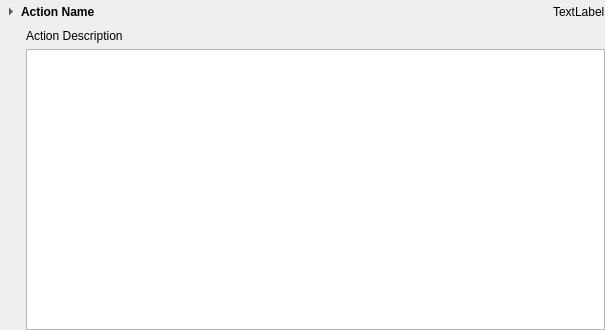
Before: the Qt Designer form libs/ui/input/config/kis_input_configuration_page_item.ui in KDE/krita, drawn with Qt 5.
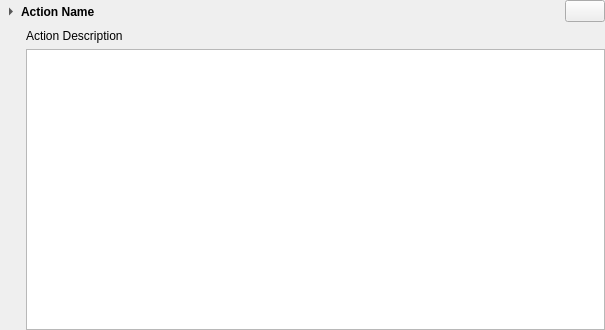
After: the same form once the commit is applied.

The edit to the form file:
```diff
--- a/libs/ui/input/config/kis_input_configuration_page_item.ui
+++ b/libs/ui/input/config/kis_input_configuration_page_item.ui
@@ -106,13 +106,10 @@
       </widget>
      </item>
      <item>
-      <widget class="QLabel" name="warningConflictLabel">
+      <widget class="QPushButton" name="warningConflictButton">
        <property name="toolTip">
         <string>Conflict found for a Shortcut in this Action.</string>
        </property>
-       <property name="text">
-        <string>TextLabel</string>
-       </property>
       </widget>
      </item>
     </layout>
```
